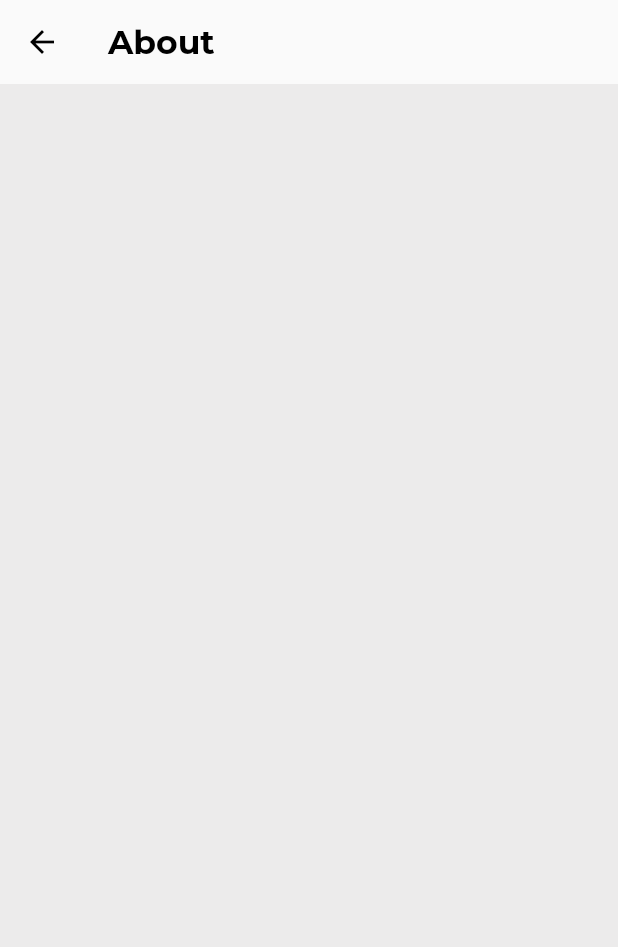
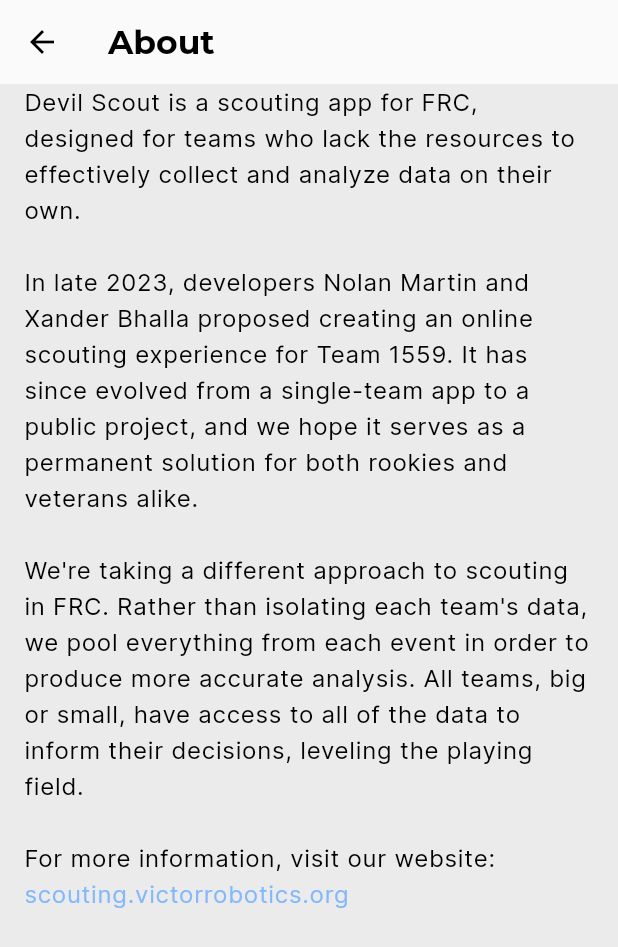
Before and after one commit to Team1559/DevilScout, a Flutter app: the AboutPage screen opened directly, on a phone screen of 412 x 824 dp. Shown: the top 947 px of the screen. Run offline on Flutter 3.47's test engine with Material 3 defaults, Android fonts, the phone set to English and light mode, and no system bars; our stand-ins replace device_info_plus, numberpicker, package_info_plus, pie_chart, synchronized; missing offline and left inert: cryptography; generated files the repository leaves out were written again.

Commit message:
Write some stuff on about page, link to (nonexistent) website

```diff
--- a/lib/pages/settings/about.dart
+++ b/lib/pages/settings/about.dart
@@ -1,6 +1,9 @@
 import 'package:flutter/material.dart';
+import 'package:url_launcher/url_launcher.dart';
 
 class AboutPage extends StatelessWidget {
+  static final Uri website = Uri.parse('https://scouting.victorrobotics.org');
+
   const AboutPage({super.key});
 
   @override
@@ -10,10 +13,30 @@ class AboutPage extends StatelessWidget {
         title: const Text('About'),
       ),
       body: SafeArea(
-        minimum: const EdgeInsets.all(8),
+        minimum: const EdgeInsets.symmetric(horizontal: 16),
         child: ListView(
           children: [
+            Text(
+              '''
+Devil Scout is a scouting app for FRC, designed for teams who lack the resources to effectively collect and analyze data on their own.
 
+In late 2023, developers Nolan Martin and Xander Bhalla proposed creating an online scouting experience for Team 1559. It has since evolved from a single-team app to a public project, and we hope it serves as a permanent solution for both rookies and veterans alike.
+
+We're taking a different approach to scouting in FRC. Rather than isolating each team's data, we pool everything from each event in order to produce more accurate analysis. All teams, big or small, have access to all of the data to inform their decisions, leveling the playing field.
+
+For more information, visit our website:''',
+              style: Theme.of(context).textTheme.bodyLarge,
+            ),
+            GestureDetector(
+              child: Text(
+                'scouting.victorrobotics.org',
+                style: Theme.of(context)
+                    .textTheme
+                    .bodyLarge
+                    ?.copyWith(color: Theme.of(context).colorScheme.secondary),
+              ),
+              onTap: () => launchUrl(website),
+            ),
           ],
         ),
       ),
--- a/pubspec.yaml
+++ b/pubspec.yaml
@@ -21,6 +21,7 @@ dependencies:
   path_provider: ^2.1.1
   pie_chart: ^5.4.0
   synchronized: ^3.1.0+1
+  url_launcher: ^6.2.4
 
 dev_dependencies:
   flutter_lints: ^3.0.1
```
